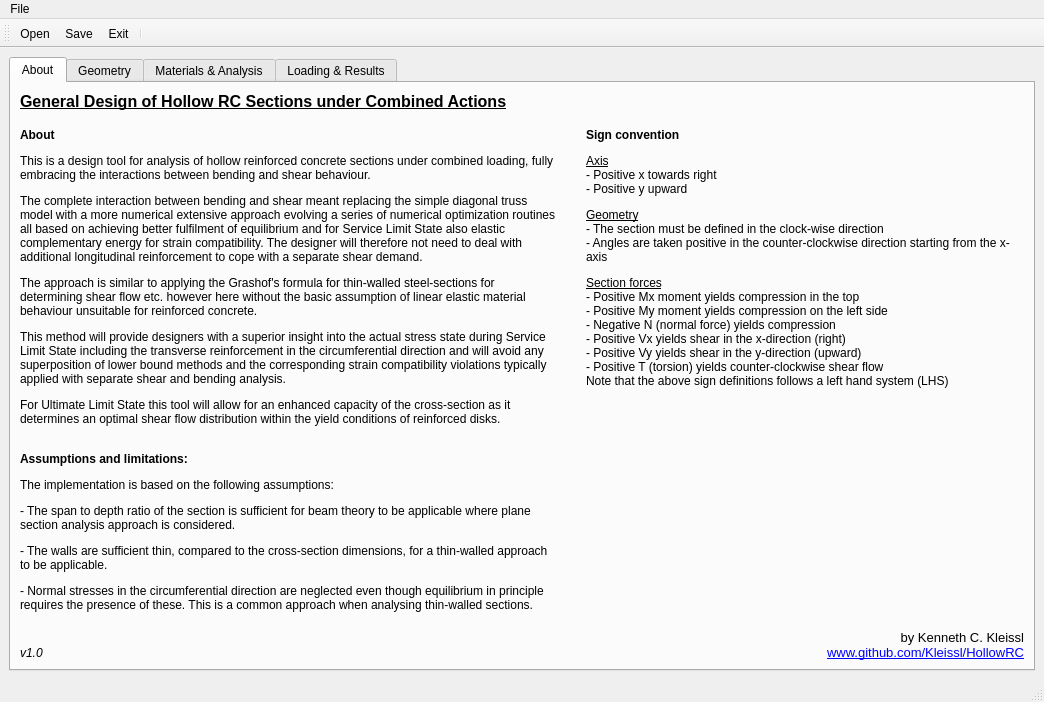
Before: the Qt Designer form design.ui in Kleissl/HollowRC, drawn with Qt 5.
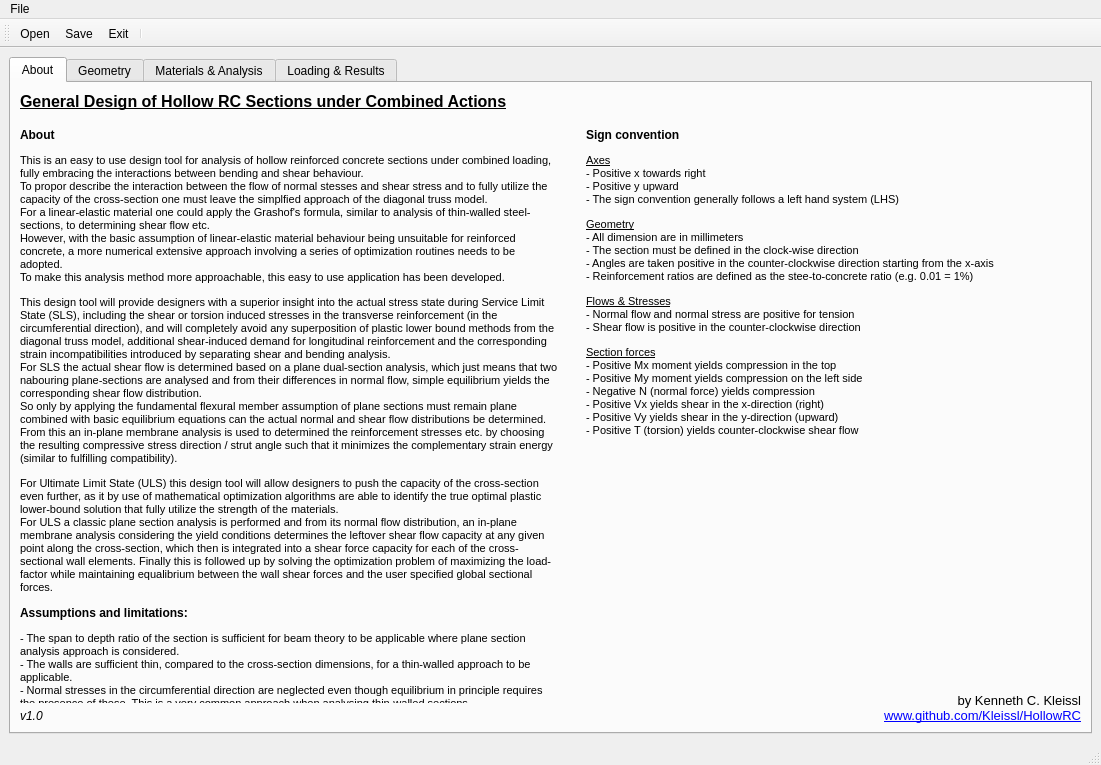
After: the same form once the commit is applied. Icons and pictures are not drawn. Custom widgets are drawn as their Qt base class.

Commit message: Updated the about tab text

Diff of the .ui file:
```diff
--- a/design.ui
+++ b/design.ui
@@ -6,8 +6,8 @@
    <rect>
     <x>0</x>
     <y>0</y>
-    <width>1044</width>
-    <height>702</height>
+    <width>1101</width>
+    <height>765</height>
    </rect>
   </property>
   <property name="windowTitle">
@@ -84,7 +84,7 @@
                  <number>4</number>
                 </property>
                 <property name="text">
-                 <string>&lt;html&gt;&lt;head/&gt;&lt;body&gt;&lt;p&gt;&lt;span style=&quot; font-weight:600;&quot;&gt;About&lt;/span&gt;&lt;/p&gt;&lt;p&gt;This is a design tool for analysis of hollow reinforced concrete sections under combined loading, fully embracing the interactions between bending and shear behaviour.&lt;/p&gt;&lt;p&gt;The complete interaction between bending and shear meant replacing the simple diagonal truss model with a more numerical extensive approach evolving a series of numerical optimization routines all based on achieving better fulfilment of equilibrium and for Service Limit State also elastic complementary energy for strain compatibility. The designer will therefore not need to deal with additional longitudinal reinforcement to cope with a separate shear demand.&lt;/p&gt;&lt;p&gt;The approach is similar to applying the Grashof's formula for thin-walled steel-sections for determining shear flow etc. however here without the basic assumption of linear elastic material behaviour unsuitable for reinforced concrete.&lt;/p&gt;&lt;p&gt;This method will provide designers with a superior insight into the actual stress state during Service Limit State including the transverse reinforcement in the circumferential direction and will avoid any superposition of lower bound methods and the corresponding strain compatibility violations typically applied with separate shear and bending analysis.&lt;/p&gt;&lt;p&gt;For Ultimate Limit State this tool will allow for an enhanced capacity of the cross-section as it determines an optimal shear flow distribution within the yield conditions of reinforced disks.&lt;br/&gt;&lt;/p&gt;&lt;p&gt;&lt;span style=&quot; font-weight:600;&quot;&gt;Assumptions and limitations:&lt;/span&gt;&lt;/p&gt;&lt;p&gt;The implementation is based on the following assumptions:&lt;/p&gt;&lt;p&gt;- The span to depth ratio of the section is sufficient for beam theory to be applicable where plane section analysis approach is considered.&lt;/p&gt;&lt;p&gt;- The walls are sufficient thin, compared to the cross-section dimensions, for a thin-walled approach to be applicable.&lt;/p&gt;&lt;p&gt;- Normal stresses in the circumferential direction are neglected even though equilibrium in principle requires the presence of these. This is a common approach when analysing thin-walled sections.&lt;/p&gt;&lt;/body&gt;&lt;/html&gt;</string>
+                 <string>&lt;html&gt;&lt;head/&gt;&lt;body&gt;&lt;p&gt;&lt;span style=&quot; font-weight:600;&quot;&gt;About&lt;/span&gt;&lt;/p&gt;&lt;p&gt;&lt;span style=&quot; font-size:8pt;&quot;&gt;This is an easy to use design tool for analysis of hollow reinforced concrete sections under combined loading, fully embracing the interactions between bending and shear behaviour.&lt;br/&gt;To propor describe the interaction between the flow of normal stesses and shear stress and to fully utilize the capacity of the cross-section one must leave the simplfied approach of the diagonal truss model.&lt;br/&gt;For a linear-elastic material one could apply the Grashof's formula, similar to analysis of thin-walled steel-sections, to determining shear flow etc. &lt;br/&gt;However, with the basic assumption of linear-elastic material behaviour being unsuitable for reinforced concrete, a more numerical extensive approach involving a series of optimization routines needs to be adopted.&lt;br/&gt;To make this analysis method more approachable, this easy to use application has been developed.&lt;/span&gt;&lt;/p&gt;&lt;p&gt;&lt;span style=&quot; font-size:8pt;&quot;&gt;This design tool will provide designers with a superior insight into the actual stress state during Service Limit State (SLS), including the shear or torsion induced stresses in the transverse reinforcement (in the circumferential direction), and will completely avoid any superposition of plastic lower bound methods from the diagonal truss model, additional shear-induced demand for longitudinal reinforcement and the corresponding strain incompatibilities introduced by separating shear and bending analysis.&lt;br/&gt;For SLS the actual shear flow is determined based on a plane dual-section analysis, which just means that two nabouring plane-sections are analysed and from their differences in normal flow, simple equilibrium yields the corresponding shear flow distribution.&lt;br/&gt;So only by applying the fundamental flexural member assumption of plane sections must remain plane combined with basic equilibrium equations can the actual normal and shear flow distributions be determined.&lt;br/&gt;From this an in-plane membrane analysis is used to determined the reinforcement stresses etc. by choosing the resulting compressive stress direction / strut angle such that it minimizes the complementary strain energy (similar to fulfilling compatibility).&lt;/span&gt;&lt;/p&gt;&lt;p&gt;&lt;span style=&quot; font-size:8pt;&quot;&gt;For Ultimate Limit State (ULS) this design tool will allow designers to push the capacity of the cross-section even further, as it by use of mathematical optimization algorithms are able to identify the true optimal plastic lower-bound solution that fully utilize the strength of the materials.&lt;br/&gt;For ULS a classic plane section analysis is performed and from its normal flow distribution, an in-plane membrane analysis considering the yield conditions determines the leftover shear flow capacity at any given point along the cross-section, which then is integrated into a shear force capacity for each of the cross-sectional wall elements. Finally this is followed up by solving the optimization problem of maximizing the load-factor while maintaining equalibrium between the wall shear forces and the user specified global sectional forces.&lt;/span&gt;&lt;/p&gt;&lt;p&gt;&lt;span style=&quot; font-weight:600;&quot;&gt;Assumptions and limitations:&lt;/span&gt;&lt;/p&gt;&lt;p&gt;&lt;span style=&quot; font-size:8pt;&quot;&gt;- The span to depth ratio of the section is sufficient for beam theory to be applicable where plane section analysis approach is considered.&lt;br/&gt;- The walls are sufficient thin, compared to the cross-section dimensions, for a thin-walled approach to be applicable.&lt;br/&gt;- Normal stresses in the circumferential direction are neglected even though equilibrium in principle requires the presence of these. This is a very common approach when analysing thin-walled sections.&lt;/span&gt;&lt;/p&gt;&lt;/body&gt;&lt;/html&gt;</string>
                 </property>
                 <property name="scaledContents">
                  <bool>false</bool>
@@ -166,7 +166,7 @@
                  </font>
                 </property>
                 <property name="text">
-                 <string>&lt;html&gt;&lt;head/&gt;&lt;body&gt;&lt;p&gt;&lt;span style=&quot; font-weight:600;&quot;&gt;Sign convention&lt;/span&gt;&lt;/p&gt;&lt;p&gt;&lt;span style=&quot; text-decoration: underline;&quot;&gt;Axis&lt;/span&gt;&lt;br/&gt;- Positive x towards right&lt;br/&gt;- Positive y upward&lt;/p&gt;&lt;p&gt;&lt;span style=&quot; text-decoration: underline;&quot;&gt;Geometry&lt;/span&gt;&lt;br/&gt;- The section must be defined in the clock-wise direction&lt;br/&gt;- Angles are taken positive in the counter-clockwise direction starting from the x-axis&lt;/p&gt;&lt;p&gt;&lt;span style=&quot; text-decoration: underline;&quot;&gt;Section forces&lt;/span&gt;&lt;br/&gt;- Positive Mx moment yields compression in the top&lt;br/&gt;- Positive My moment yields compression on the left side&lt;br/&gt;- Negative N (normal force) yields compression&lt;br/&gt;- Positive Vx yields shear in the x-direction (right)&lt;br/&gt;- Positive Vy yields shear in the y-direction (upward)&lt;br/&gt;- Positive T (torsion) yields counter-clockwise shear flow&lt;br/&gt;Note that the above sign definitions follows a left hand system (LHS)&lt;/p&gt;&lt;/body&gt;&lt;/html&gt;</string>
+                 <string>&lt;html&gt;&lt;head/&gt;&lt;body&gt;&lt;p&gt;&lt;span style=&quot; font-weight:600;&quot;&gt;Sign convention&lt;/span&gt;&lt;/p&gt;&lt;p&gt;&lt;span style=&quot; font-size:8pt; text-decoration: underline;&quot;&gt;Axes&lt;/span&gt;&lt;span style=&quot; font-size:8pt;&quot;&gt;&lt;br/&gt;- Positive x towards right&lt;br/&gt;- Positive y upward&lt;br/&gt;- The sign convention generally follows a left hand system (LHS)&lt;/span&gt;&lt;/p&gt;&lt;p&gt;&lt;span style=&quot; font-size:8pt; text-decoration: underline;&quot;&gt;Geometry&lt;/span&gt;&lt;span style=&quot; font-size:8pt;&quot;&gt;&lt;br/&gt;- All dimension are in millimeters&lt;br/&gt;- The section must be defined in the clock-wise direction&lt;br/&gt;- Angles are taken positive in the counter-clockwise direction starting from the x-axis&lt;br/&gt;- Reinforcement ratios are defined as the stee-to-concrete ratio (e.g. 0.01 = 1%)&lt;/span&gt;&lt;/p&gt;&lt;p&gt;&lt;span style=&quot; font-size:8pt; text-decoration: underline;&quot;&gt;Flows &amp;amp; Stresses&lt;/span&gt;&lt;span style=&quot; font-size:8pt;&quot;&gt;&lt;br/&gt;- Normal flow and normal stress are positive for tension&lt;br/&gt;- Shear flow is positive in the counter-clockwise direction&lt;/span&gt;&lt;/p&gt;&lt;p&gt;&lt;span style=&quot; font-size:8pt; text-decoration: underline;&quot;&gt;Section forces&lt;/span&gt;&lt;span style=&quot; font-size:8pt;&quot;&gt;&lt;br/&gt;- Positive Mx moment yields compression in the top&lt;br/&gt;- Positive My moment yields compression on the left side&lt;br/&gt;- Negative N (normal force) yields compression&lt;br/&gt;- Positive Vx yields shear in the x-direction (right)&lt;br/&gt;- Positive Vy yields shear in the y-direction (upward)&lt;br/&gt;- Positive T (torsion) yields counter-clockwise shear flow&lt;/span&gt;&lt;/p&gt;&lt;/body&gt;&lt;/html&gt;</string>
                 </property>
                 <property name="alignment">
                  <set>Qt::AlignLeading|Qt::AlignLeft|Qt::AlignTop</set>
@@ -1586,7 +1586,7 @@
     <rect>
      <x>0</x>
      <y>0</y>
-     <width>1044</width>
+     <width>1101</width>
      <height>21</height>
     </rect>
    </property>
```
The commit also changes 1 other file.
